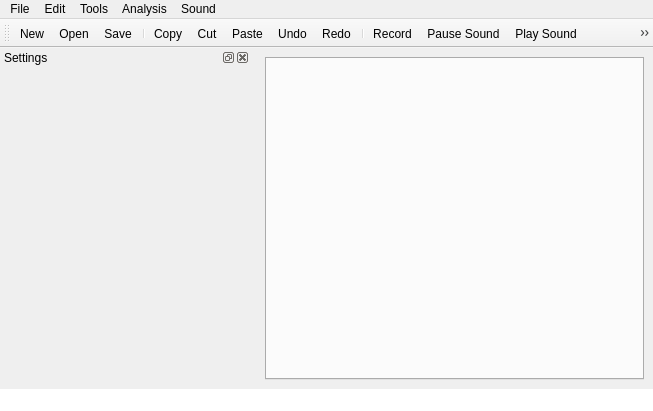
Old version of the form Graphic_Interface/UI_Files/MainWindow.ui in the repository ECMora/SoundLab.
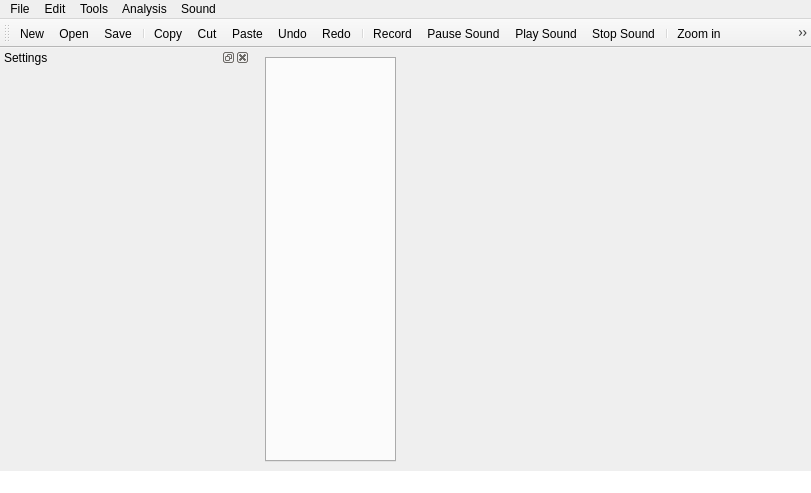
New version of the form. Icons and pictures are not drawn.

Commit message: add browse window and no signal opened widget handling

```diff
--- a/Graphic_Interface/UI_Files/MainWindow.ui
+++ b/Graphic_Interface/UI_Files/MainWindow.ui
@@ -9,8 +9,8 @@
    <rect>
     <x>0</x>
     <y>0</y>
-    <width>653</width>
-    <height>411</height>
+    <width>811</width>
+    <height>493</height>
    </rect>
   </property>
   <property name="sizePolicy">
@@ -29,6 +29,9 @@
    <string notr="true"/>
   </property>
   <widget class="QWidget" name="centralwidget">
+   <property name="styleSheet">
+    <string notr="true"/>
+   </property>
    <layout class="QHBoxLayout" name="horizontalLayout">
     <item>
      <widget class="QTabWidget" name="tabOpenedSignals">
@@ -46,6 +49,51 @@
       </property>
      </widget>
     </item>
+    <item>
+     <widget class="QLabel" name="noSignalOpened_lbl">
+      <property name="sizePolicy">
+       <sizepolicy hsizetype="Expanding" vsizetype="Expanding">
+        <horstretch>0</horstretch>
+        <verstretch>0</verstretch>
+       </sizepolicy>
+      </property>
+      <property name="minimumSize">
+       <size>
+        <width>400</width>
+        <height>300</height>
+       </size>
+      </property>
+      <property name="maximumSize">
+       <size>
+        <width>400</width>
+        <height>300</height>
+       </size>
+      </property>
+      <property name="font">
+       <font>
+        <pointsize>12</pointsize>
+       </font>
+      </property>
+      <property name="cursor">
+       <cursorShape>ArrowCursor</cursorShape>
+      </property>
+      <property name="styleSheet">
+       <string notr="true"/>
+      </property>
+      <property name="midLineWidth">
+       <number>0</number>
+      </property>
+      <property name="text">
+       <string/>
+      </property>
+      <property name="scaledContents">
+       <bool>false</bool>
+      </property>
+      <property name="alignment">
+       <set>Qt::AlignCenter</set>
+      </property>
+     </widget>
+    </item>
    </layout>
   </widget>
   <widget class="QMenuBar" name="menubar">
@@ -53,7 +101,7 @@
     <rect>
      <x>0</x>
      <y>0</y>
-     <width>653</width>
+     <width>811</width>
      <height>21</height>
     </rect>
    </property>
```
Left out of the diff: 25 changed lines with no effect on the pictures. The commit also changes 13 other files.
